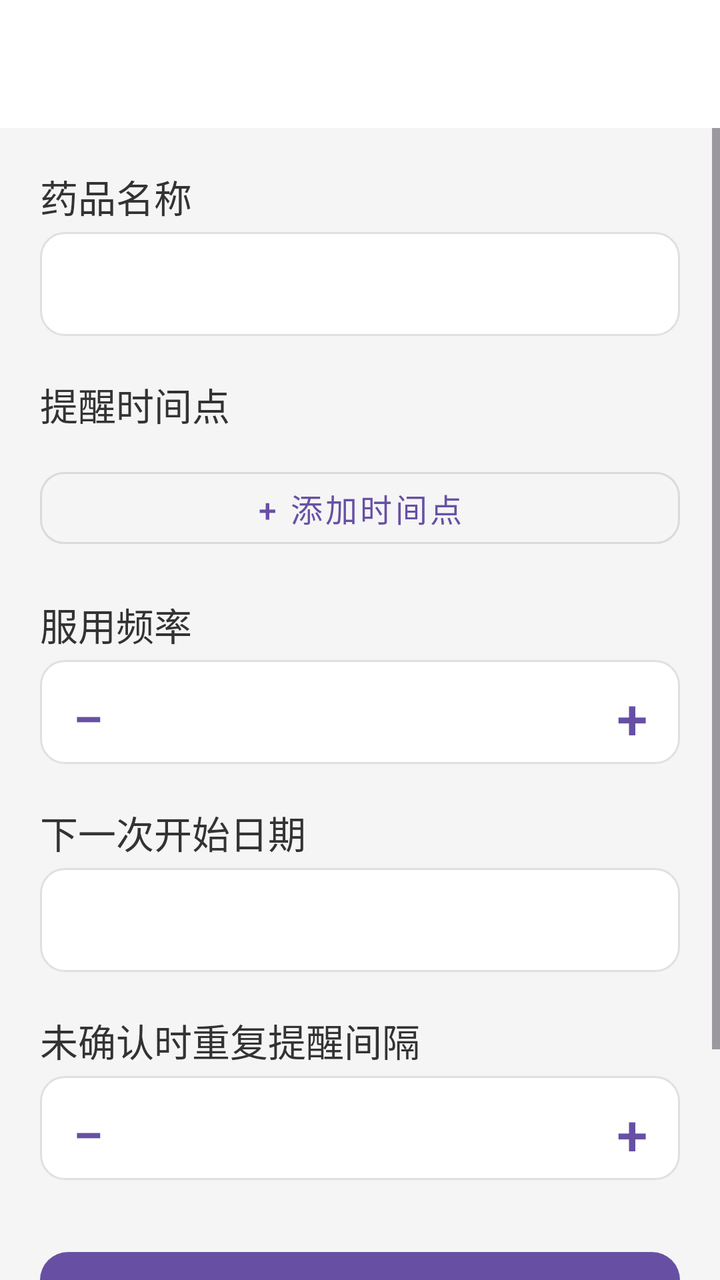
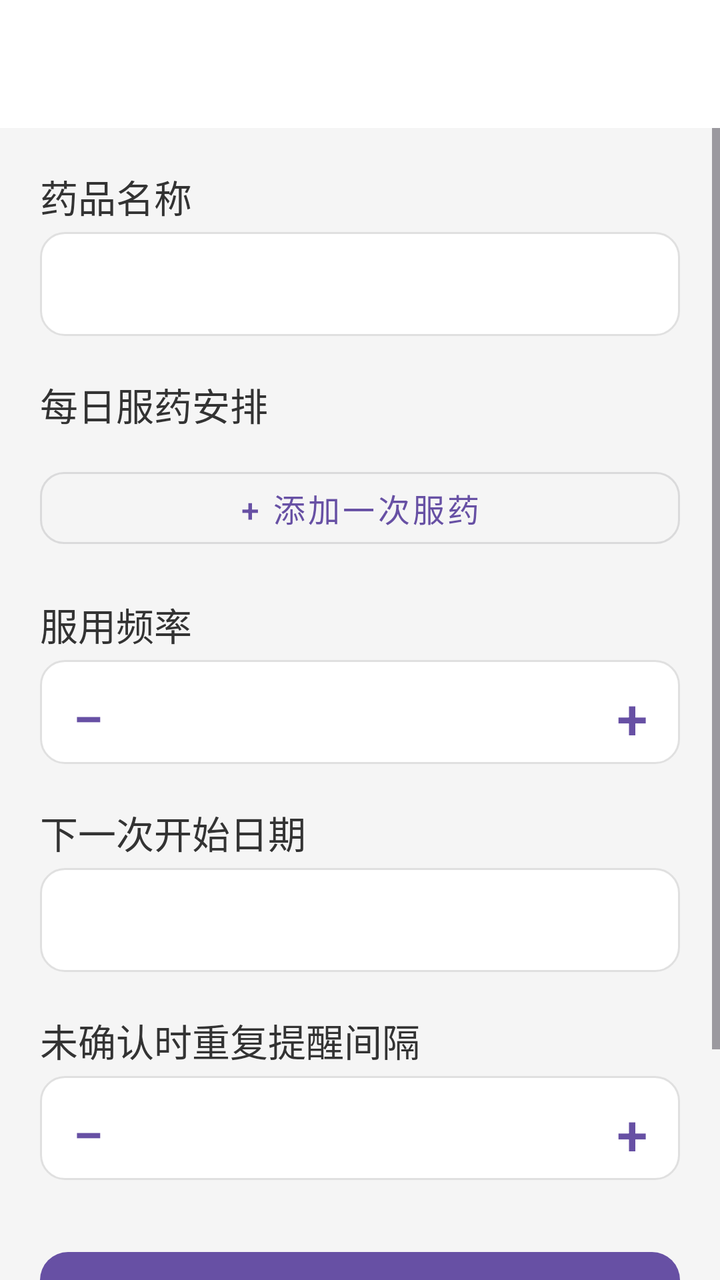

The first picture is an Android layout as it rendered before a commit; the second is the same layout after the commit. The layout source and the unified diff follow.
<!-- AndroidManifest.xml: application theme Theme.MedReminder -->
<!-- res/layout/activity_settings.xml -->
<?xml version="1.0" encoding="utf-8"?>
<LinearLayout xmlns:android="http://schemas.android.com/apk/res/android"
    xmlns:app="http://schemas.android.com/apk/res-auto"
    android:id="@+id/root"
    android:layout_width="match_parent"
    android:layout_height="match_parent"
    android:background="@color/bg_page"
    android:orientation="vertical">

    <androidx.appcompat.widget.Toolbar
        android:id="@+id/toolbar"
        android:layout_width="match_parent"
        android:layout_height="?attr/actionBarSize"
        android:background="@color/bg_card"
        app:titleTextAppearance="@style/ToolbarTitleText"
        app:titleTextColor="@color/text_primary" />

    <ScrollView
        android:layout_width="match_parent"
        android:layout_height="match_parent"
        android:fillViewport="true">

        <LinearLayout
            android:layout_width="match_parent"
            android:layout_height="wrap_content"
            android:orientation="vertical"
            android:padding="20dp">

            
            <TextView
                android:layout_width="wrap_content"
                android:layout_height="wrap_content"
                android:labelFor="@id/etMedName"
                android:text="药品名称"
                android:textColor="@color/text_primary"
                android:textSize="19sp" />

            <EditText
                android:id="@+id/etMedName"
                android:layout_width="match_parent"
                android:layout_height="52dp"
                android:layout_marginTop="4dp"
                android:background="@drawable/bg_input"
                android:inputType="text"
                android:maxLength="20"
                android:paddingHorizontal="14dp"
                android:textColor="@color/text_primary"
                android:textColorHint="@color/text_hint"
                android:textSize="20sp" />

            
            <TextView
                android:layout_width="wrap_content"
                android:layout_height="wrap_content"
                android:layout_marginTop="20dp"
                android:text="提醒时间点"
                android:textColor="@color/text_primary"
                android:textSize="19sp" />

            <LinearLayout
                android:id="@+id/llTimes"
                android:layout_width="match_parent"
                android:layout_height="wrap_content"
                android:layout_marginTop="4dp"
                android:orientation="vertical" />

            <Button
                android:id="@+id/btnAddTime"
                style="@style/Widget.MaterialComponents.Button.OutlinedButton"
                android:layout_width="match_parent"
                android:layout_height="48dp"
                android:layout_marginTop="10dp"
                android:contentDescription="添加新的提醒时间点"
                android:text="+ 添加时间点"
                android:textSize="16sp"
                app:cornerRadius="12dp" />

            
            <TextView
                android:layout_width="wrap_content"
                android:layout_height="wrap_content"
                android:layout_marginTop="20dp"
                android:text="服用频率"
                android:textColor="@color/text_primary"
                android:textSize="19sp" />

            <LinearLayout
                android:layout_width="match_parent"
                android:layout_height="52dp"
                android:layout_marginTop="4dp"
                android:background="@drawable/bg_input"
                android:gravity="center"
                android:orientation="horizontal">

                <Button
                    android:id="@+id/btnIntervalMinus"
                    style="@style/Widget.MaterialComponents.Button.TextButton"
                    android:layout_width="48dp"
                    android:layout_height="52dp"
                    android:contentDescription="减少服用间隔天数"
                    android:minWidth="0dp"
                    android:minHeight="0dp"
                    android:text="−"
                    android:textSize="28sp" />

                <TextView
                    android:id="@+id/tvIntervalValue"
                    android:layout_width="0dp"
                    android:layout_height="wrap_content"
                    android:layout_weight="1"
                    android:gravity="center"
                    android:textColor="@color/text_primary"
                    android:textSize="20sp" />

                <Button
                    android:id="@+id/btnIntervalPlus"
                    style="@style/Widget.MaterialComponents.Button.TextButton"
                    android:layout_width="48dp"
                    android:layout_height="52dp"
                    android:contentDescription="增加服用间隔天数"
                    android:minWidth="0dp"
                    android:minHeight="0dp"
                    android:text="+"
                    android:textSize="28sp" />
            </LinearLayout>

            
            <TextView
                android:id="@+id/tvStartDateLabel"
                android:layout_width="wrap_content"
                android:layout_height="wrap_content"
                android:layout_marginTop="20dp"
                android:text="下一次开始日期"
                android:textColor="@color/text_primary"
                android:textSize="19sp" />

            <LinearLayout
                android:id="@+id/llStartDate"
                android:layout_width="match_parent"
                android:layout_height="52dp"
                android:layout_marginTop="4dp"
                android:background="@drawable/bg_input"
                android:gravity="center"
                android:orientation="horizontal"
                android:paddingHorizontal="12dp">

                <TextView
                    android:id="@+id/tvStartDateValue"
                    android:layout_width="0dp"
                    android:layout_height="wrap_content"
                    android:layout_weight="1"
                    android:gravity="center"
                    android:textColor="@color/text_primary"
                    android:textSize="20sp" />
            </LinearLayout>

            
            <TextView
                android:layout_width="wrap_content"
                android:layout_height="wrap_content"
                android:layout_marginTop="20dp"
                android:text="未确认时重复提醒间隔"
                android:textColor="@color/text_primary"
                android:textSize="19sp" />

            <LinearLayout
                android:layout_width="match_parent"
                android:layout_height="52dp"
                android:layout_marginTop="4dp"
                android:background="@drawable/bg_input"
                android:gravity="center"
                android:orientation="horizontal">

                <Button
                    android:id="@+id/btnRepeatMinus"
                    style="@style/Widget.MaterialComponents.Button.TextButton"
                    android:layout_width="48dp"
                    android:layout_height="52dp"
                    android:contentDescription="减少重复提醒间隔"
                    android:minWidth="0dp"
                    android:minHeight="0dp"
                    android:text="−"
                    android:textSize="28sp" />

                <TextView
                    android:id="@+id/tvRepeatValue"
                    android:layout_width="0dp"
                    android:layout_height="wrap_content"
                    android:layout_weight="1"
                    android:gravity="center"
                    android:textColor="@color/text_primary"
                    android:textSize="19sp" />

                <Button
                    android:id="@+id/btnRepeatPlus"
                    style="@style/Widget.MaterialComponents.Button.TextButton"
                    android:layout_width="48dp"
                    android:layout_height="52dp"
                    android:contentDescription="增加重复提醒间隔"
                    android:minWidth="0dp"
                    android:minHeight="0dp"
                    android:text="+"
                    android:textSize="28sp" />
            </LinearLayout>

            
            <Button
                android:id="@+id/btnSave"
                android:layout_width="match_parent"
                android:layout_height="54dp"
                android:layout_marginTop="32dp"
                android:text="保存设置"
                android:textSize="19sp"
                app:cornerRadius="14dp" />

            
            <Button
                android:id="@+id/btnDelete"
                style="@style/Widget.MaterialComponents.Button.TextButton"
                android:layout_width="match_parent"
                android:layout_height="52dp"
                android:layout_marginTop="12dp"
                android:contentDescription="删除此药品"
                android:text="删除此药品"
                android:textColor="@color/status_not_taken"
                android:textSize="16sp" />

            <View
                android:layout_width="match_parent"
                android:layout_height="24dp" />

        </LinearLayout>
    </ScrollView>
</LinearLayout>
<!-- resources referenced by this layout -->
<resources>
  <color name="bg_card">#FFFFFF</color>
  <color name="bg_page">#F5F5F5</color>
  <color name="status_not_taken">#F44336</color>
  <color name="text_hint">#999999</color>
  <color name="text_primary">#333333</color>
  <!-- drawable bg_input (drawable) -->
  <?xml version="1.0" encoding="utf-8"?>
  <shape xmlns:android="http://schemas.android.com/apk/res/android"
      android:shape="rectangle">
      <solid android:color="@color/bg_input" />
      <corners android:radius="12dp" />
      <stroke android:width="1dp" android:color="@color/divider" />
  </shape>
  <style name="ToolbarTitleText" parent="TextAppearance.Widget.AppCompat.Toolbar.Title">
          <item name="android:textSize">28sp</item>
          <item name="android:textStyle">bold</item>
      </style>
  <style name="Theme.MedReminder" parent="Base.Theme.MedReminder" />
  <color name="bg_input">#FFFFFF</color>
  <color name="divider">#E0E0E0</color>
  <style name="Base.Theme.MedReminder" parent="Theme.Material3.DayNight.NoActionBar">
          
          
      </style>
</resources>

<!-- the commit's change to res/layout/activity_settings.xml (unified diff, before → after) -->
@@ -41,6 +41,7 @@
                 android:layout_height="52dp"
                 android:layout_marginTop="4dp"
                 android:background="@drawable/bg_input"
+                android:importantForAutofill="no"
                 android:inputType="text"
                 android:maxLength="20"
                 android:paddingHorizontal="14dp"
@@ -53,25 +54,25 @@
                 android:layout_width="wrap_content"
                 android:layout_height="wrap_content"
                 android:layout_marginTop="20dp"
-                android:text="提醒时间点"
-                android:textColor="@color/text_primary"
-                android:textSize="19sp" />
-
-            <LinearLayout
-                android:id="@+id/llTimes"
+                android:text="每日服药安排"
+                android:textColor="@color/text_primary"
+                android:textSize="19sp" />
+
+            <LinearLayout
+                android:id="@+id/llSchedules"
                 android:layout_width="match_parent"
                 android:layout_height="wrap_content"
                 android:layout_marginTop="4dp"
                 android:orientation="vertical" />
 
             <Button
-                android:id="@+id/btnAddTime"
+                android:id="@+id/btnAddSchedule"
                 style="@style/Widget.MaterialComponents.Button.OutlinedButton"
                 android:layout_width="match_parent"
                 android:layout_height="48dp"
                 android:layout_marginTop="10dp"
-                android:contentDescription="添加新的提醒时间点"
-                android:text="+ 添加时间点"
+                android:contentDescription="添加一次服药安排"
+                android:text="+ 添加一次服药"
                 android:textSize="16sp"
                 app:cornerRadius="12dp" />
 
